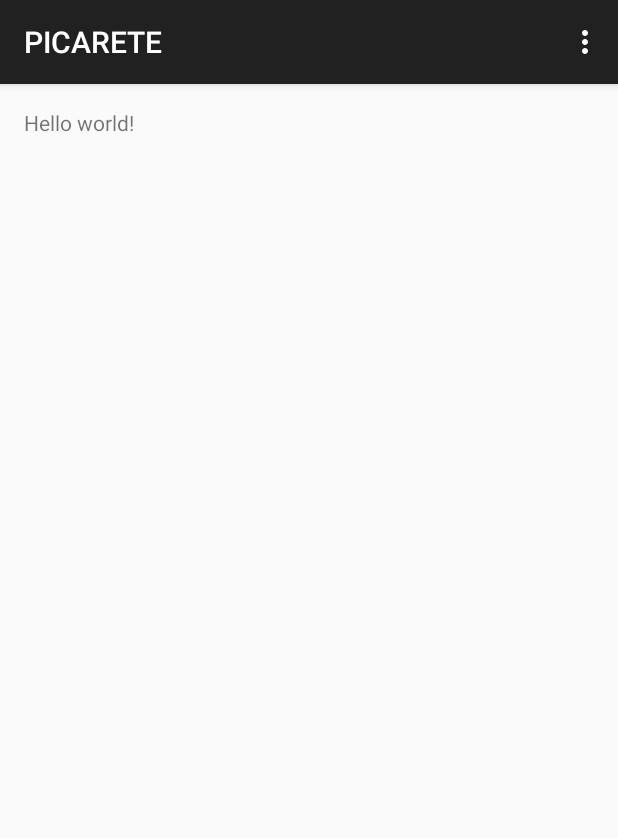
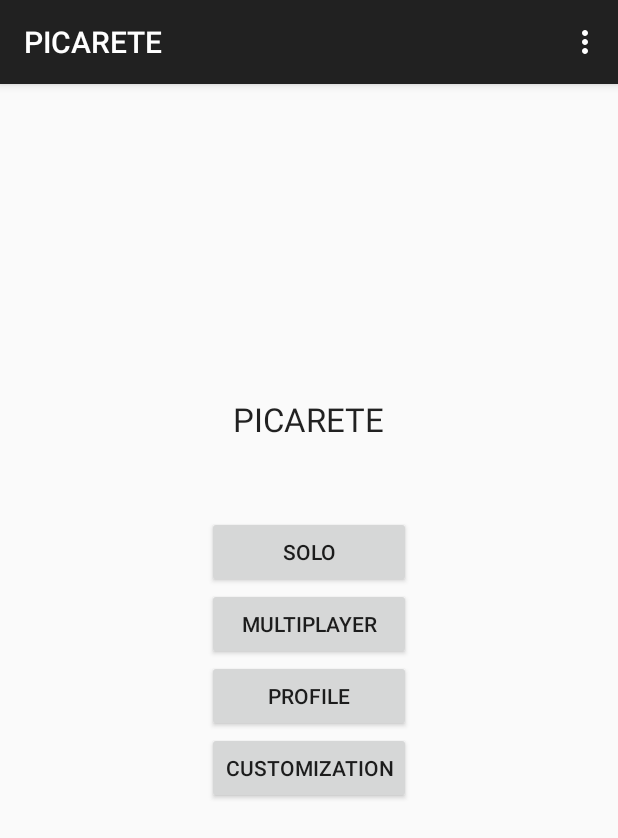
Before and after one commit to FieryWeasel/Picarete, an Android app: the screen it shows after launch (MainActivity), on a phone screen of 412 x 824 dp. Shown: the top 838 px of the screen. Run offline under Robolectric (Android 15) with nearby library versions, the phone set to English and light mode, and no system bars.

Commit message:
Home development.

```diff
--- a/PROJECT/PICARETE/app/src/main/AndroidManifest.xml
+++ b/PROJECT/PICARETE/app/src/main/AndroidManifest.xml
@@ -8,7 +8,7 @@
         android:label="@string/app_name"
         android:theme="@style/AppTheme" >
         <activity
-            android:name=".MainActivity"
+            android:name=".ui.MainActivity"
             android:label="@string/app_name" >
             <intent-filter>
                 <action android:name="android.intent.action.MAIN" />
--- a/PROJECT/PICARETE/app/src/main/java/io/picarete/picarete/MainActivity.java
+++ /dev/null
@@ -1,39 +0,0 @@
-package io.picarete.picarete;
-
-import android.support.v7.app.ActionBarActivity;
-import android.os.Bundle;
-import android.view.Menu;
-import android.view.MenuItem;
-
-
-public class MainActivity extends ActionBarActivity {
-
-    @Override
-    protected void onCreate(Bundle savedInstanceState) {
-        super.onCreate(savedInstanceState);
-        setContentView(R.layout.activity_main);
-    }
-
-
-    @Override
-    public boolean onCreateOptionsMenu(Menu menu) {
-        // Inflate the menu; this adds items to the action bar if it is present.
-        getMenuInflater().inflate(R.menu.menu_main, menu);
-        return true;
-    }
-
-    @Override
-    public boolean onOptionsItemSelected(MenuItem item) {
-        // Handle action bar item clicks here. The action bar will
-        // automatically handle clicks on the Home/Up button, so long
-        // as you specify a parent activity in AndroidManifest.xml.
-        int id = item.getItemId();
-
-        //noinspection SimplifiableIfStatement
-        if (id == R.id.action_settings) {
-            return true;
-        }
-
-        return super.onOptionsItemSelected(item);
-    }
-}
--- /dev/null
+++ b/PROJECT/PICARETE/app/src/main/java/io/picarete/picarete/model/Constants.java
@@ -0,0 +1,13 @@
+package io.picarete.picarete.model;
+
+import android.net.Uri;
+
+/**
+ * Created by iem on 06/01/15.
+ */
+public class Constants {
+    public static final String SOLO = "SOLO_MODE";
+    public static final String MULTI = "MULTIPLAYER_MODE";
+    public static final String PROFILE = "PROFILE_MODE";
+    public static final String CUSTOM = "CUSTOMIZATION_MODE";
+}
--- /dev/null
+++ b/PROJECT/PICARETE/app/src/main/java/io/picarete/picarete/ui/HomeFragment.java
@@ -0,0 +1,124 @@
+package io.picarete.picarete.ui;
+
+import android.app.Activity;
+import android.net.Uri;
+import android.os.Bundle;
+import android.app.Fragment;
+import android.view.LayoutInflater;
+import android.view.View;
+import android.view.ViewGroup;
+
+import io.picarete.picarete.R;
+import io.picarete.picarete.model.Constants;
+
+/**
+ * A simple {@link Fragment} subclass.
+ * Activities that contain this fragment must implement the
+ * {@link HomeFragment.OnFragmentInteractionListener} interface
+ * to handle interaction events.
+ * Use the {@link HomeFragment#newInstance} factory method to
+ * create an instance of this fragment.
+ */
+public class HomeFragment extends Fragment {
+    // TODO: Rename parameter arguments, choose names that match
+    // the fragment initialization parameters, e.g. ARG_ITEM_NUMBER
+    private static final String ARG_PARAM1 = "param1";
+    private static final String ARG_PARAM2 = "param2";
+
+    // TODO: Rename and change types of parameters
+    private String mParam1;
+    private String mParam2;
+
+    private OnFragmentInteractionListener mListener;
+
+    /**
+     * Use this factory method to create a new instance of
+     * this fragment using the provided parameters.
+     *
+     * @param param1 Parameter 1.
+     * @param param2 Parameter 2.
+     * @return A new instance of fragment HomeFragment.
+     */
+    // TODO: Rename and change types and number of parameters
+    public static HomeFragment newInstance(String param1, String param2) {
+        HomeFragment fragment = new HomeFragment();
+        Bundle args = new Bundle();
+        args.putString(ARG_PARAM1, param1);
+        args.putString(ARG_PARAM2, param2);
+        fragment.setArguments(args);
+        return fragment;
+    }
+
+    public HomeFragment() {
+        // Required empty public constructor
+    }
+
+    @Override
+    public void onCreate(Bundle savedInstanceState) {
+        super.onCreate(savedInstanceState);
+        if (getArguments() != null) {
+            mParam1 = getArguments().getString(ARG_PARAM1);
+            mParam2 = getArguments().getString(ARG_PARAM2);
+        }
+    }
+
+    @Override
+    public View onCreateView(LayoutInflater inflater, ViewGroup container,
+                             Bundle savedInstanceState) {
+        // Inflate the layout for this fragment
+        return inflater.inflate(R.layout.fragment_home, container, false);
+    }
+
+
+    public void onModeChosen(int id) {
+        if (mListener != null) {
+            switch(id){
+                case R.id.b_solo:
+                    mListener.onFragmentInteraction(Constants.SOLO);
+                    break;
+                case R.id.b_multi:
+                    mListener.onFragmentInteraction(Constants.MULTI);
+                    break;
+                case R.id.b_profile:
+                    mListener.onFragmentInteraction(Constants.PROFILE);
+                    break;
+                case R.id.b_custom:
+                    mListener.onFragmentInteraction(Constants.CUSTOM);
+                    break;
+            }
+        }
+    }
+
+    @Override
+    public void onAttach(Activity activity) {
+        super.onAttach(activity);
+        try {
+            mListener = (OnFragmentInteractionListener) activity;
+        } catch (ClassCastException e) {
+            throw new ClassCastException(activity.toString()
+                    + " must implement OnFragmentInteractionListener");
+        }
+    }
+
+    @Override
+    public void onDetach() {
+        super.onDetach();
+        mListener = null;
+    }
+
+    /**
+     * This interface must be implemented by activities that contain this
+     * fragment to allow an interaction in this fragment to be communicated
+     * to the activity and potentially other fragments contained in that
+     * activity.
+     * <p/>
+     * See the Android Training lesson <a href=
+     * "http://developer.android.com/training/basics/fragments/communicating.html"
+     * >Communicating with Other Fragments</a> for more information.
+     */
+    public interface OnFragmentInteractionListener {
+        // TODO: Update argument type and name
+        public void onFragmentInteraction(String mode);
+    }
+
+}
--- /dev/null
+++ b/PROJECT/PICARETE/app/src/main/java/io/picarete/picarete/ui/MainActivity.java
@@ -0,0 +1,78 @@
+package io.picarete.picarete.ui;
+
+import android.app.Fragment;
+import android.app.FragmentTransaction;
+import android.support.v7.app.ActionBarActivity;
+import android.os.Bundle;
+import android.view.Menu;
+import android.view.MenuItem;
+
+import io.picarete.picarete.R;
+import io.picarete.picarete.model.Constants;
+
+
+public class MainActivity extends ActionBarActivity implements HomeFragment.OnFragmentInteractionListener {
+
+    private int mStackLevel;
+
+    @Override
+    protected void onCreate(Bundle savedInstanceState) {
+        super.onCreate(savedInstanceState);
+        setContentView(R.layout.activity_main);
+
+        // Instantiate a new fragment.
+        Fragment newFragment = HomeFragment.newInstance("", "");
+        addFragmentToStack(newFragment);
+    }
+
+
+    @Override
+    public boolean onCreateOptionsMenu(Menu menu) {
+        // Inflate the menu; this adds items to the action bar if it is present.
+        getMenuInflater().inflate(R.menu.menu_main, menu);
+        return true;
+    }
+
+    @Override
+    public boolean onOptionsItemSelected(MenuItem item) {
+        // Handle action bar item clicks here. The action bar will
+        // automatically handle clicks on the Home/Up button, so long
+        // as you specify a parent activity in AndroidManifest.xml.
+        int id = item.getItemId();
+
+        //noinspection SimplifiableIfStatement
+        if (id == R.id.action_settings) {
+            return true;
+        }
+
+        return super.onOptionsItemSelected(item);
+    }
+
+    void addFragmentToStack(Fragment fragment) {
+        mStackLevel++;
+
+        // Add the fragment to the activity, pushing this transaction
+        // on to the back stack.
+        FragmentTransaction ft = getFragmentManager().beginTransaction();
+        ft.replace(R.id.frame, fragment);
+        ft.setTransition(FragmentTransaction.TRANSIT_FRAGMENT_OPEN);
+        ft.addToBackStack(null);
+        ft.commit();
+    }
+
+    @Override
+    public void onFragmentInteraction(String mode) {
+        switch(mode){
+            case Constants.SOLO :
+                break;
+            case Constants.MULTI :
+                break;
+            case Constants.PROFILE :
+                break;
+            case Constants.CUSTOM :
+                break;
+            default :
+                break;
+        }
+    }
+}
--- a/PROJECT/PICARETE/app/src/main/res/layout/activity_main.xml
+++ b/PROJECT/PICARETE/app/src/main/res/layout/activity_main.xml
@@ -5,7 +5,9 @@
     android:paddingTop="@dimen/activity_vertical_margin"
     android:paddingBottom="@dimen/activity_vertical_margin" tools:context=".MainActivity">
 
-    <TextView android:text="@string/hello_world" android:layout_width="wrap_content"
-        android:layout_height="wrap_content" />
+    <FrameLayout
+        android:id="@+id/frame"
+        android:layout_width="match_parent"
+        android:layout_height="match_parent"/>
 
 </RelativeLayout>
--- /dev/null
+++ b/PROJECT/PICARETE/app/src/main/res/layout/fragment_home.xml
@@ -0,0 +1,53 @@
+<RelativeLayout xmlns:android="http://schemas.android.com/apk/res/android"
+    xmlns:tools="http://schemas.android.com/tools"
+    android:layout_width="match_parent"
+    android:layout_height="match_parent"
+    tools:context="io.picarete.picarete.ui.HomeFragment">
+
+    <TextView
+        android:layout_width="wrap_content"
+        android:layout_height="wrap_content"
+        android:text="@string/app_name"
+        android:textAppearance="@android:style/TextAppearance.Large"
+        android:layout_above="@+id/menu"
+        android:layout_centerHorizontal="true"
+        android:paddingBottom="50dp"/>
+
+    <LinearLayout
+        android:id="@+id/menu"
+        android:layout_width="wrap_content"
+        android:layout_height="wrap_content"
+        android:orientation="vertical"
+        android:layout_centerInParent="true">
+
+        <Button
+            android:id="@+id/b_solo"
+            android:layout_width="match_parent"
+            android:layout_height="wrap_content"
+            android:text="@string/solo"
+            android:layout_gravity="center_horizontal"/>
+
+        <Button
+            android:id="@+id/b_multi"
+            android:layout_width="match_parent"
+            android:layout_height="wrap_content"
+            android:text="@string/multi"
+            android:layout_gravity="center_horizontal"/>
+
+        <Button
+            android:id="@+id/b_profile"
+            android:layout_width="match_parent"
+            android:layout_height="wrap_content"
+            android:text="@string/profile"
+            android:layout_gravity="center_horizontal"/>
+
+        <Button
+            android:id="@+id/b_custom"
+            android:layout_width="match_parent"
+            android:layout_height="wrap_content"
+            android:text="@string/custom"
+            android:layout_gravity="center_horizontal"/>
+
+    </LinearLayout>
+
+</RelativeLayout>
--- a/PROJECT/PICARETE/app/src/main/res/values/strings.xml
+++ b/PROJECT/PICARETE/app/src/main/res/values/strings.xml
@@ -4,5 +4,10 @@
     <string name="app_name">PICARETE</string>
     <string name="hello_world">Hello world!</string>
     <string name="action_settings">Settings</string>
+    <string name="hello_blank_fragment">Hello blank fragment</string>
+    <string name="solo">Solo</string>
+    <string name="multi">Multiplayer</string>
+    <string name="custom">Customization</string>
+    <string name="profile">Profile</string>
 
 </resources>
```
Also changed, not shown: 2 other files.
